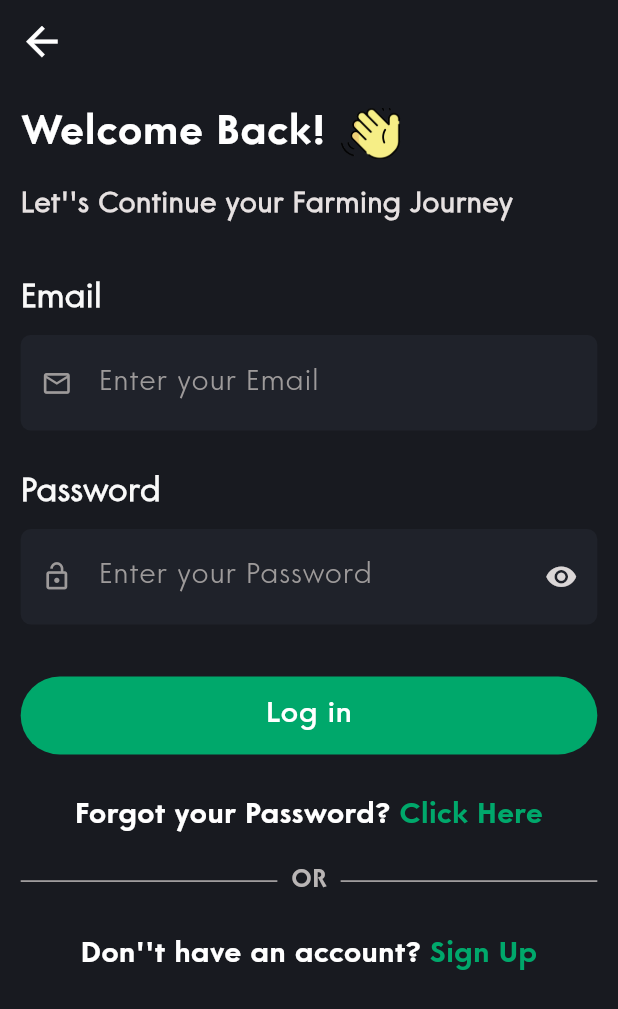
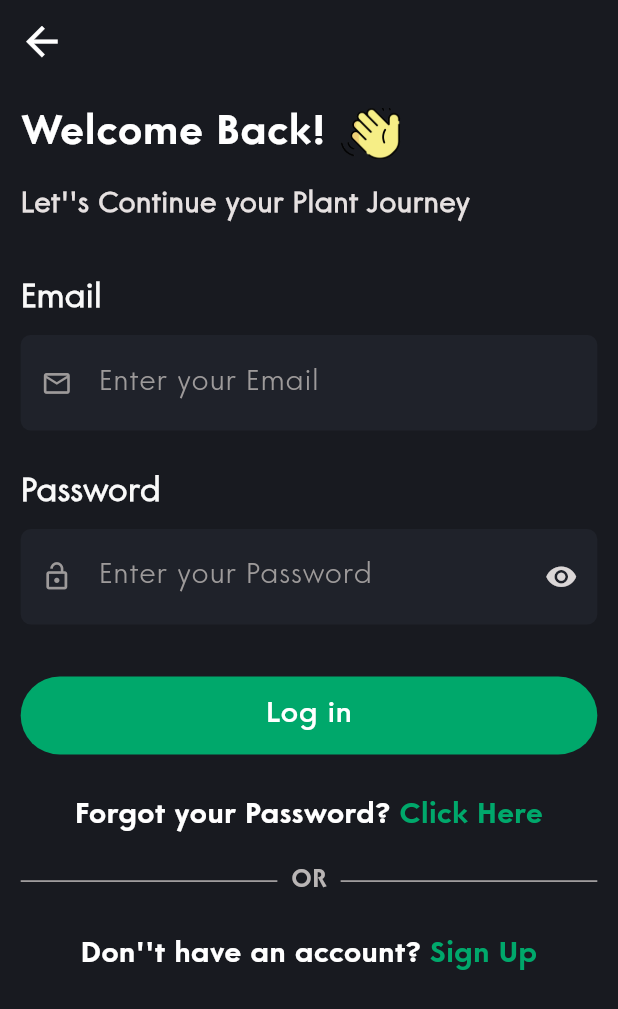
Before and after one commit to NikhilYadav04/farmer_app, a Flutter app: the screen it shows after launch, on a phone screen of 412 x 824 dp. Shown: the top 1009 px of the screen. Run offline on Flutter 3.47's test engine with Material 3 defaults, Android fonts, the phone set to English and light mode, and no system bars; our stand-ins replace cached_network_image, cloud_firestore, dio, firebase_auth, firebase_core, flutter_dotenv and 10 more; missing offline and left inert: cloudinary_flutter, cloudinary_url_gen, flutter_sliding_toast; accounts and stored records are empty; generated files the repository leaves out were written again.

Commit message:
FInal Commit

```diff
--- a/lib/l10n/app_en.arb
+++ b/lib/l10n/app_en.arb
@@ -9,11 +9,11 @@
   "@onboardTitle1": {},
   "onboardTitle2": "Snap to Detect Plant\nSpecies & Find Information",
   "@onboardTitle2": {},
-  "onboardDesc1":"Agribuddy is your all-in-one farming companion—quickly identifying native plant species and revealing their medicinal and nutritional benefits.",
+  "onboardDesc1":"PlantBuddy is your all-in-one farming companion—quickly identifying native plant species and revealing their medicinal and nutritional benefits.",
   "@onboardDesc1": {},
-  "onboardDesc2":"Using your smartphone, Agribuddy helps identify plant species by uploading a photo and provides medicinal uses along with regional information.",
+  "onboardDesc2":"Using your smartphone, PlantBuddy helps identify plant species by uploading a photo and provides medicinal uses along with regional information.",
   "@onboardDesc2": {},
-  "signUpTitle": "Join AgriBuddy Today",
+  "signUpTitle": "Join PlantBuddy Today",
   "@signUpTitle": {},
   "signUpDesc": "Create Your Account Now!",
   "@signUpDesc": {},
@@ -37,7 +37,7 @@
   "@alreadySignUp2": {},
   "loginTitle": "Welcome Back!",
   "@loginTitle": {},
-  "loginDesc": "Let''s Continue your Farming Journey",
+  "loginDesc": "Let''s Continue your Plant Journey",
   "@loginDesc": {},
   "loginText": "Log in",
   "@loginText": {},
--- a/lib/main.dart
+++ b/lib/main.dart
@@ -21,7 +21,6 @@ import 'package:logger/logger.dart';
 
 void main() async {
   WidgetsFlutterBinding.ensureInitialized();
-  //runApp(DevicePreview(enabled: !kReleaseMode, builder: (context) => MyApp()));
 
   //* Initialize dotenv
   await dotenv.load();
@@ -37,6 +36,7 @@ void main() async {
     options: DefaultFirebaseOptions.currentPlatform,
   );
   runApp(MyApp());
+  //runApp(DevicePreview(enabled: !kReleaseMode, builder: (context) => MyApp()));
 }
 
 class MyApp extends StatelessWidget {
--- a/lib/screens/main/diagnose/diagnose_screen_mobile.dart
+++ b/lib/screens/main/diagnose/diagnose_screen_mobile.dart
@@ -93,8 +93,7 @@ class _DiagnoseScreenMobileState extends State<DiagnoseScreenMobile> {
                                 context, controller, _imagefile, () {
                           _addImage();
                         }, () {
-                          controller.getResponse(
-                              context, _imagefile, widget.historyController);
+                          controller.getResponse(context, _imagefile, widget.historyController);
                         }))),
                   );
                 },
--- a/lib/screens/onboard/onboard_screen_1_mobile.dart
+++ b/lib/screens/onboard/onboard_screen_1_mobile.dart
@@ -72,6 +72,7 @@ class OnboardScreen1Mobile extends StatelessWidget {
             //         ),
             //       )),
             // ),
+            //* screens display widgt
 
             //* bottom card widget
             FractionallySizedBox(
@@ -113,7 +114,8 @@ class OnboardScreen1Mobile extends StatelessWidget {
               alignment: Alignment.bottomCenter,
               heightFactor: 0.336,
               child: Padding(
-                padding: EdgeInsets.symmetric(horizontal: 41.10 * SizeConfig.widthMultiplier),
+                padding: EdgeInsets.symmetric(
+                    horizontal: 41.10 * SizeConfig.widthMultiplier),
                 child: SmoothPageIndicator(
                   controller: controller.pageController, // PageController
                   count: 2, // Number of pages
@@ -131,7 +133,7 @@ class OnboardScreen1Mobile extends StatelessWidget {
             FractionallySizedBox(
               heightFactor: 0.130,
               alignment: Alignment.bottomCenter,
-              child:  bottomButtons(context,() {
+              child: bottomButtons(context, () {
                 Get.off(() => SignupScreenMobile(),
                     transition: Transition.downToUp);
               }, () {
--- a/lib/styling/strings.dart
+++ b/lib/styling/strings.dart
@@ -7,10 +7,10 @@ class Strings {
 
 //* prompts
   static String promptMedicine(String plant) {
-    return "Provide 4 medicinal uses of ${plant} as a list of maps, where each map has two keys: 'title' (the name of a disease or health condition) and 'content' (a brief description of how ${plant} can be used to help treat or prevent that condition). Respond with only the list, without any additional words or lines.";
+    return "Provide 4 medicinal uses of ${plant} as a list of maps, where each map has two keys: 'title' (the name of a disease or health condition) and 'content' (Describe in 1-2 lines how ${plant} can help treat or prevent that condition in 10-20 words). Respond with only the list, without any additional words or lines.";
   }
 
   static String promptStatus(String plant) {
-    return "Generate a list of four strings, each containing a detailed response of at least 50 words on ${plant} in India. Address the following aspects: (1) conservation status, (2) major threats, (3) conservation efforts, and (4) ecological significance. Each response should be comprehensive, well-structured, and concise. Ensure the output consists only of the list of strings, without any additional words, formatting, or explanations.";
+    return "Generate a JSON array containing exactly four strings, each addressing a specific aspect of ${plant} in India. The four aspects are: (1) Conservation Status – its IUCN status or national classification, (2) Major Threats – key challenges affecting its survival, (3) Conservation Efforts – measures taken for its protection, and (4) Ecological Significance – its role in the ecosystem. Each string must be concise and 20-30 words. The output should be strictly a JSON array with four strings, without any extra formatting, explanations, or additional text.";
   }
 }
```
Also changed, not shown: lib/controllers/main/getX_Diagnose.dart (+3 -6 lines), lib/widgets/history_widgets.dart (+15 -11 lines), assets/onboard_screen/screen1.png (added), assets/onboard_screen/screen2.png (added).
